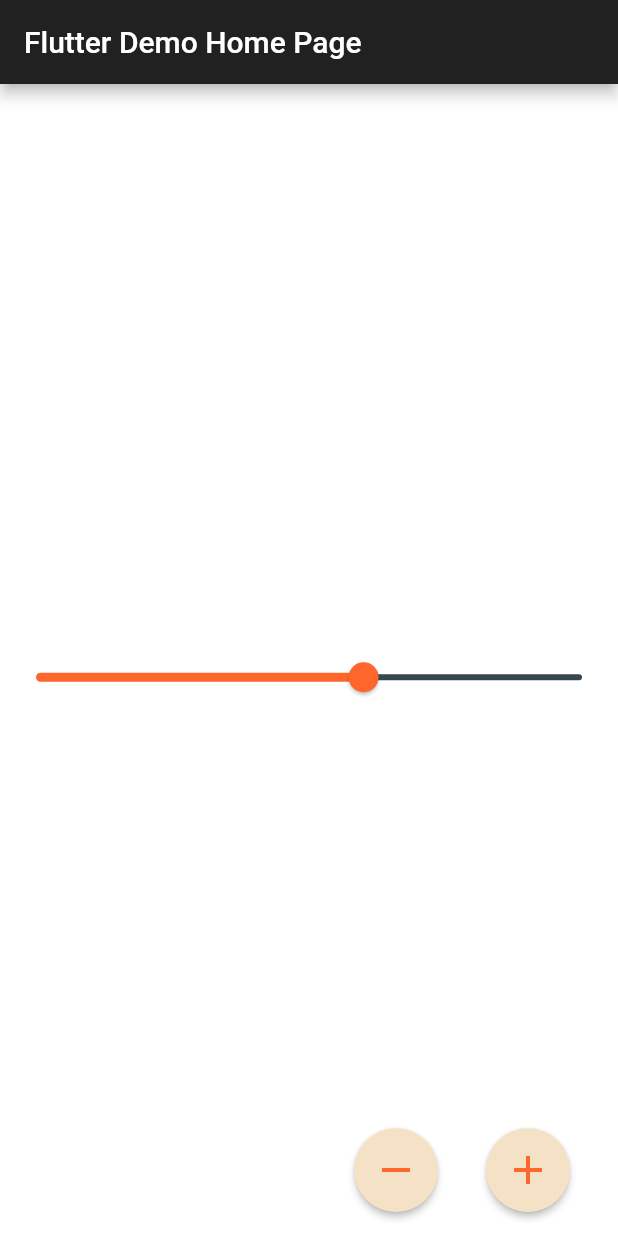
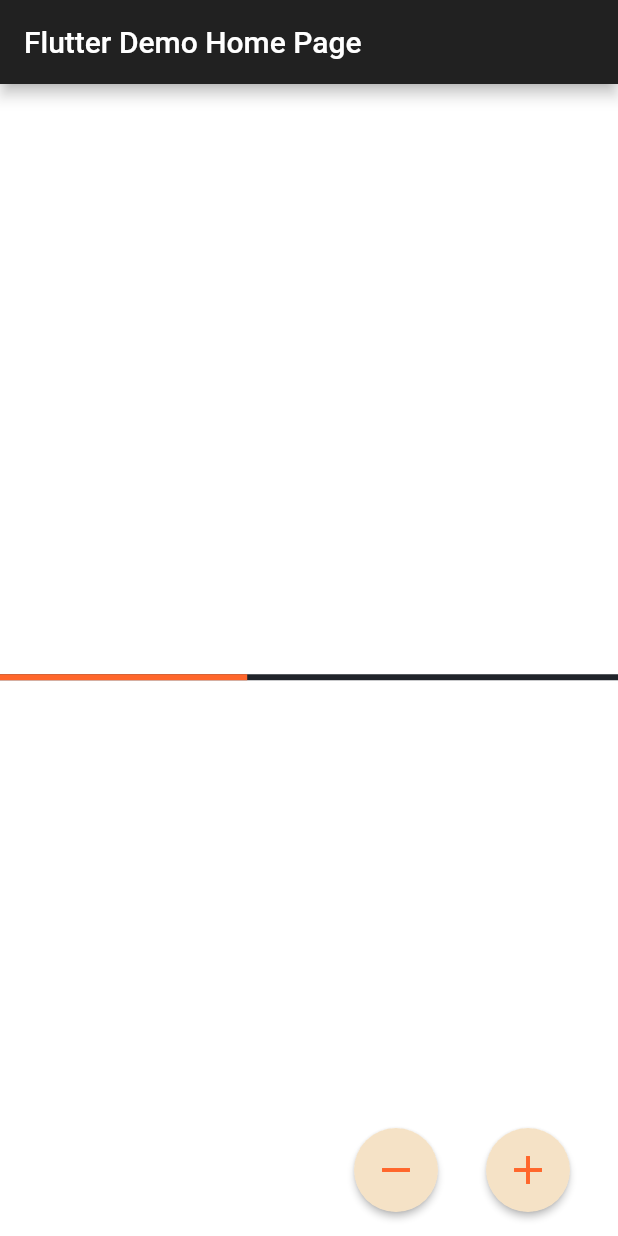
Before and after one commit to javiermrz/flutter_state_management, a Flutter app: the screen it shows after launch, after a tap on the "remove" icon, on a phone screen of 412 x 824 dp. Run offline on Flutter 3.47's test engine with Material 2 defaults, Android fonts, the phone set to English and light mode, and no system bars; our stand-ins replace bloc, equatable, flutter_bloc.

```diff
--- a/lib/main.dart
+++ b/lib/main.dart
@@ -1,6 +1,9 @@
 import 'package:flutter/material.dart';
+import 'package:flutter_bloc/flutter_bloc.dart';
+import 'package:flutter_state_management/src/blocs/progress_bar_bloc/bloc.dart';
+import 'package:flutter_state_management/src/style.dart';
 import 'package:flutter_state_management/src/widgets/my_button.dart';
-import 'package:flutter_state_management/src/widgets/my_slider.dart';
+import 'package:flutter_state_management/src/widgets/my_progress_bar.dart';
 
 void main() => runApp(MyApp());
 
@@ -10,11 +13,10 @@ class MyApp extends StatelessWidget {
     return MaterialApp(
       title: 'Flutter State Management Demo',
       theme: ThemeData(
+          accentColor: appAccentColor,
           brightness: Brightness.dark,
           primarySwatch: Colors.orange,
-          canvasColor: Colors.transparent
-          //primarySwatch: Colors.blue,
-          ),
+          canvasColor: Colors.transparent),
       home: MyHomePage(title: 'Flutter Demo Home Page'),
     );
   }
@@ -29,24 +31,28 @@ class MyHomePage extends StatefulWidget {
 }
 
 class _MyHomePageState extends State<MyHomePage> {
+  final sliderBloc = SliderBloc();
+  double _globalSliderValue;
+
   @override
   Widget build(BuildContext context) {
     return Scaffold(
       appBar: AppBar(
         title: Text(widget.title),
       ),
-      body: Center(
-        child: Column(
-          mainAxisAlignment: MainAxisAlignment.center,
-          children: <Widget>[
-            Text(
-              'Click some button to move me',
-              style: TextStyle(
-                fontSize: 20,
-              ),
-            ),
-            MySlider()
-          ],
+      body: Container(
+        child: BlocBuilder<SliderBloc, ProgressBarState>(
+          bloc: sliderBloc,
+          builder: (context, ProgressBarState state) {
+            if (state is InitialProgressBarState) {
+              return _buildProgressIndicator(0.5);
+            } else if (state is ProgressBarLoading) {
+              return _buildLoading();
+            } else if (state is ProgressBarLoaded) {
+              return _buildProgressIndicator(state.progressBarValue);
+            } else
+              return Center();
+          },
         ),
       ),
       floatingActionButton: Row(
@@ -54,7 +60,7 @@ class _MyHomePageState extends State<MyHomePage> {
         children: <Widget>[
           MyButton(
             icon: Icons.remove,
-            onPressed: _increaseSliderValue,
+            onPressed: _decreaseSliderValue,
           ),
           MyButton(
             icon: Icons.add,
@@ -65,10 +71,38 @@ class _MyHomePageState extends State<MyHomePage> {
     );
   }
 
+  Widget _buildLoading() {
+    return Center(
+      child: CircularProgressIndicator(),
+    );
+  }
+
+  Widget _buildProgressIndicator(double progressValue) {
+    _globalSliderValue = progressValue;
+    return Center(
+        child: Column(
+            mainAxisAlignment: MainAxisAlignment.center,
+            children: <Widget>[
+          Text(
+            'Click some button to move me',
+            style: TextStyle(
+              fontSize: 20,
+            ),
+          ),
+          MyProgressBar(value: progressValue)
+        ]));
+  }
+
   _increaseSliderValue() {
-    //Some logic here
+    sliderBloc.dispatch(Increase(_globalSliderValue));
   }
+
   _decreaseSliderValue() {
-    //Some logic here
+    sliderBloc.dispatch(Decrease(_globalSliderValue));
+  }
+
+  @override
+  void dispose() {
+    super.dispose();
   }
 }
--- /dev/null
+++ b/lib/src/blocs/progress_bar_bloc/bloc.dart
@@ -0,0 +1,3 @@
+export 'progress_bar_bloc.dart';
+export 'progress_bar_event.dart';
+export 'progress_bar_state.dart';
--- /dev/null
+++ b/lib/src/blocs/progress_bar_bloc/progress_bar_bloc.dart
@@ -0,0 +1,38 @@
+import 'dart:async';
+import 'package:bloc/bloc.dart';
+import './bloc.dart';
+
+class SliderBloc extends Bloc<ProgressBarEvent, ProgressBarState> {
+  @override
+  ProgressBarState get initialState => InitialProgressBarState();
+
+  @override
+  Stream<ProgressBarState> mapEventToState(
+    ProgressBarEvent event,
+  ) async* {
+    double nextValue;
+    yield ProgressBarLoading();
+    if (event is Increase) {
+      nextValue =
+          await _fetchNextValueOnIncreaseFromFakeApi(event.previousValue);
+    } else if (event is Decrease) {
+      nextValue =
+          await _fetchNextValueOnDecreaseFromFakeApi(event.previousValue);
+    }
+    yield ProgressBarLoaded(nextValue);
+  }
+
+  Future<double> _fetchNextValueOnIncreaseFromFakeApi(double previousValue) {
+    previousValue = num.parse(previousValue.toStringAsFixed(2));
+    return Future.delayed(Duration(milliseconds: 400), () {
+      return previousValue < 1 ? previousValue + 0.1 : previousValue;
+    });
+  }
+
+  Future<double> _fetchNextValueOnDecreaseFromFakeApi(double previousValue) {
+    previousValue = num.parse(previousValue.toStringAsFixed(2));
+    return Future.delayed(Duration(milliseconds: 400), () {
+      return previousValue > 0 ? previousValue - 0.1 : previousValue;
+    });
+  }
+}
--- /dev/null
+++ b/lib/src/blocs/progress_bar_bloc/progress_bar_event.dart
@@ -0,0 +1,19 @@
+import 'package:equatable/equatable.dart';
+import 'package:meta/meta.dart';
+
+@immutable
+abstract class ProgressBarEvent extends Equatable {
+  ProgressBarEvent([List props = const []]) : super(props);
+}
+
+class Increase extends ProgressBarEvent {
+  final double previousValue;
+
+  Increase(this.previousValue) : super([previousValue]);
+}
+
+class Decrease extends ProgressBarEvent {
+  final double previousValue;
+
+  Decrease(this.previousValue) : super([previousValue]);
+}
--- /dev/null
+++ b/lib/src/blocs/progress_bar_bloc/progress_bar_state.dart
@@ -0,0 +1,17 @@
+import 'package:equatable/equatable.dart';
+import 'package:meta/meta.dart';
+
+@immutable
+abstract class ProgressBarState extends Equatable {
+  ProgressBarState([List props = const []]) : super(props);
+}
+
+class InitialProgressBarState extends ProgressBarState {}
+
+class ProgressBarLoading extends ProgressBarState {}
+
+class ProgressBarLoaded extends ProgressBarState {
+  final double progressBarValue;
+
+  ProgressBarLoaded(this.progressBarValue) : super([progressBarValue]);
+}
--- a/lib/src/widgets/my_button.dart
+++ b/lib/src/widgets/my_button.dart
@@ -35,4 +35,9 @@ class _MyButtonState extends State<MyButton> {
   void _onPressed() {
     widget.onPressed();
   }
+
+  @override
+  void dispose() {
+    super.dispose();
+  }
 }
--- /dev/null
+++ b/lib/src/widgets/my_progress_bar.dart
@@ -0,0 +1,15 @@
+import 'package:flutter/material.dart';
+import 'package:flutter_state_management/src/style.dart';
+
+class MyProgressBar extends StatelessWidget {
+  final double value;
+  MyProgressBar({@required this.value});
+  @override
+  Widget build(BuildContext context) {
+    return LinearProgressIndicator(
+      backgroundColor: appPrimaryColor,
+      valueColor: AlwaysStoppedAnimation(appAccentColor),
+      value: value,
+    );
+  }
+}
--- a/lib/src/widgets/my_slider.dart
+++ /dev/null
@@ -1,30 +0,0 @@
-import 'package:flutter/material.dart';
-import 'package:flutter_state_management/src/style.dart';
-
-class MySlider extends StatefulWidget {
-  MySlider();
-
-  @override
-  _MySliderState createState() => _MySliderState();
-}
-
-class _MySliderState extends State<MySlider> {
-  double _value = 0.6;
-
-  @override
-  Widget build(BuildContext context) {
-    Color primaryColor = appAccentColor;
-    return Slider(
-      activeColor: primaryColor,
-      inactiveColor: Colors.blueGrey[800],
-      value: _value,
-      onChanged: (value) => _handleOnChange(value),
-    );
-  }
-
-  _handleOnChange(value) {
-    setState(() {
-      _value = value;
-    });
-  }
-}
```
